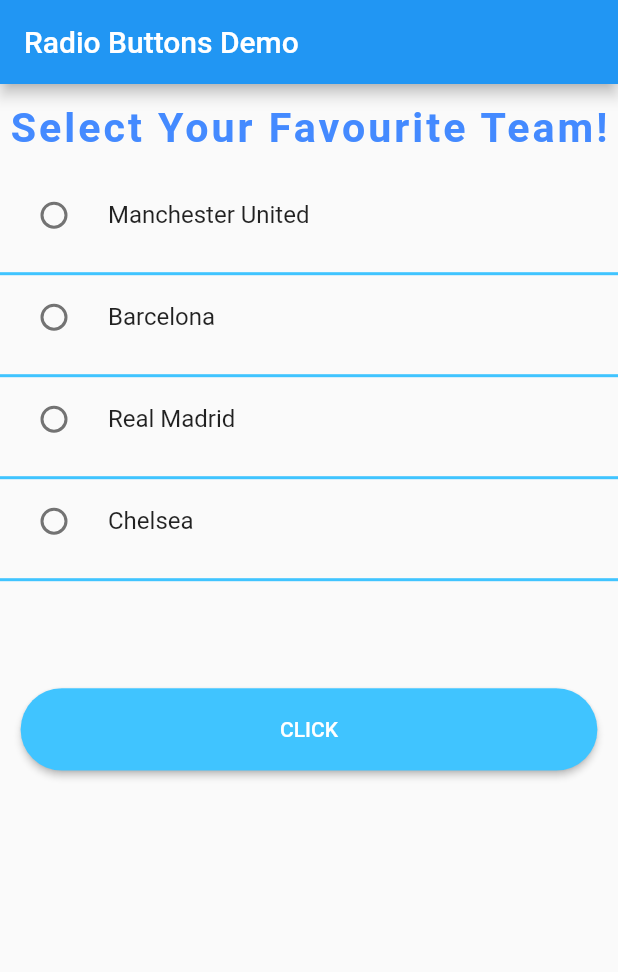
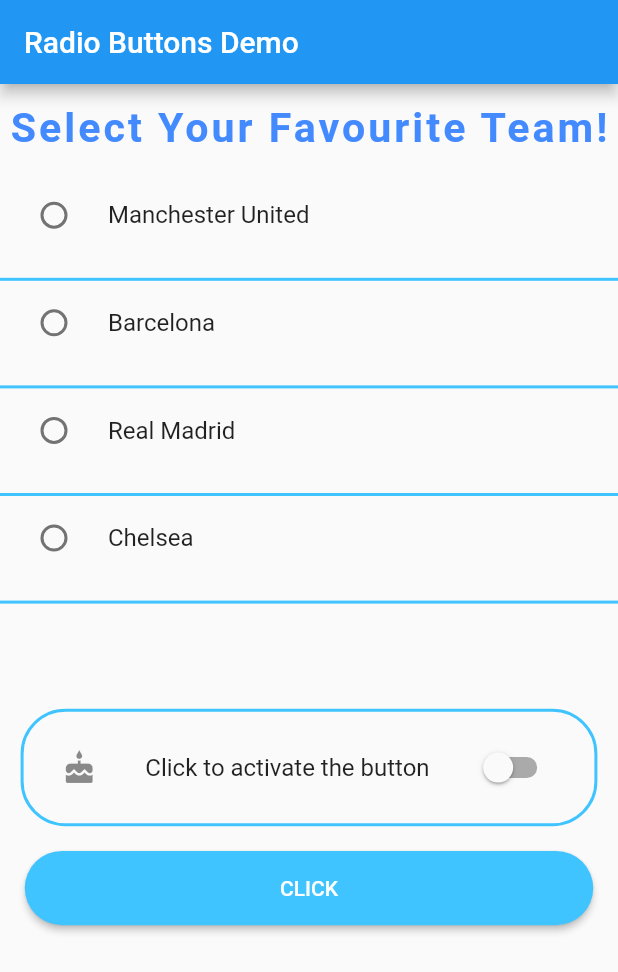
Before and after one commit to Achintha444/RadioButtonDemo, a Flutter app: the screen it shows after launch, on a phone screen of 412 x 824 dp. Shown: the top 972 px of the screen. Run offline on Flutter 3.47's test engine with Material 2 defaults, Android fonts, the phone set to English and light mode, and no system bars.

Commit message:
added a switch button

```diff
--- a/lib/BaseButton.dart
+++ b/lib/BaseButton.dart
@@ -4,7 +4,8 @@ class BaseButton extends StatelessWidget {
 
   double _size;
   double _sizeWidth;
-  Function _clickOnClick;
+  Function _clickOnClick = null;
+  bool _switchValue;
 
   BaseButton(this._size,this._sizeWidth,this._clickOnClick);
 
@@ -13,7 +14,7 @@ class BaseButton extends StatelessWidget {
     return Container(
       width: double.infinity,
       height: _size / 10,
-      padding: EdgeInsets.all(_sizeWidth / 30),
+      padding: EdgeInsets.all(_sizeWidth / 25),
       decoration: new BoxDecoration(
         borderRadius: new BorderRadius.circular(25),
       ),
--- a/lib/main.dart
+++ b/lib/main.dart
@@ -11,6 +11,8 @@ class MyApp extends StatefulWidget {
 
 class _MyAppState extends State<MyApp> {
   int _selectedTeamIndex;
+  bool _switchBool = false;
+  Function _copyClickOnClick = null;
 
   List<String> _teams = [
     "Manchester United",
@@ -18,6 +20,17 @@ class _MyAppState extends State<MyApp> {
     "Real Madrid",
     "Chelsea"
   ];
+
+  void _switchOnClick(bool value) {
+    setState(() {
+      _switchBool = value;
+      if (value) {
+        _copyClickOnClick = _clickOnClick;
+      } else {
+        _copyClickOnClick = null;
+      }
+    });
+  }
 
   void _clickOnClick(BuildContext tempContext) {
     setState(() {
@@ -43,7 +56,8 @@ class _MyAppState extends State<MyApp> {
       appBar: new AppBar(
         title: new Text("Radio Buttons Demo"),
       ),
-      body: new Column(
+      body: new Center(
+        child: new Column(
           children: <Widget>[
             new Container(
               alignment: Alignment.topCenter,
@@ -59,16 +73,17 @@ class _MyAppState extends State<MyApp> {
               ),
             ),
             new Container(
+              padding: EdgeInsets.only(bottom: _size / 60),
               alignment: Alignment.topCenter,
               child: new SizedBox(
-              height: _size / 2.5,
+                height: _size / 2.4,
                 child: ListView.builder(
                   shrinkWrap: true,
                   itemCount: _teams.length,
                   itemBuilder: (BuildContext context, int index) {
                     return new Container(
                       alignment: Alignment.topCenter,
-                    padding: EdgeInsets.only(bottom: 10),
+                      padding: EdgeInsets.only(bottom: _size / 60),
                       decoration: new BoxDecoration(
                         border: new Border(
                           bottom: new BorderSide(
@@ -92,8 +107,28 @@ class _MyAppState extends State<MyApp> {
                 ),
               ),
             ),
-          new BaseButton(_size, _sizeWidth, _clickOnClick),
+            new Container(
+              padding: EdgeInsets.all(_size / 90),
+              margin: EdgeInsets.only(
+                  right: _sizeWidth / 30, left: _sizeWidth / 30),
+              decoration: new BoxDecoration(
+                  borderRadius: BorderRadius.circular(30),
+                  border: Border.all(
+                    width: 2,
+                    color: Colors.lightBlueAccent,
+                  )),
+              child: new SwitchListTile(
+                title: new Text("Click to activate the button"),
+                secondary: new Icon(Icons.cake),
+                value: _switchBool,
+                onChanged: (bool value) {
+                  _switchOnClick(value);
+                },
+              ),
+            ),
+            new BaseButton(_size, _sizeWidth, _copyClickOnClick),
           ],
+        ),
       ),
     );
   }
```
Lines whose indentation alone changed are shown as unchanged.
